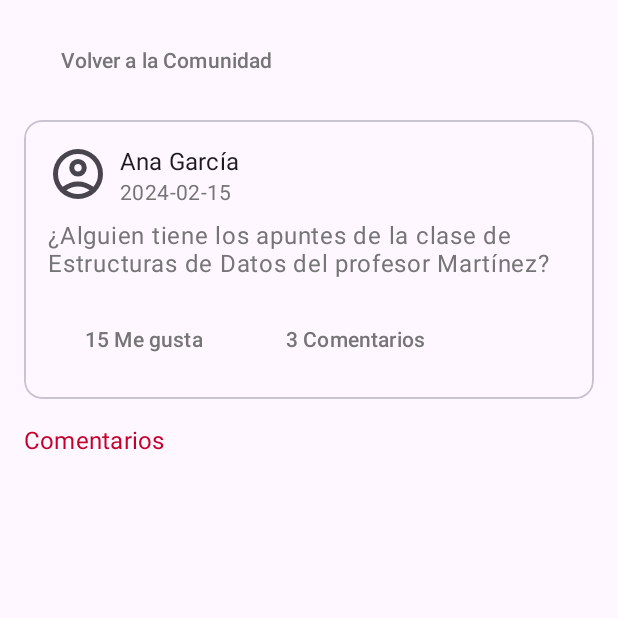
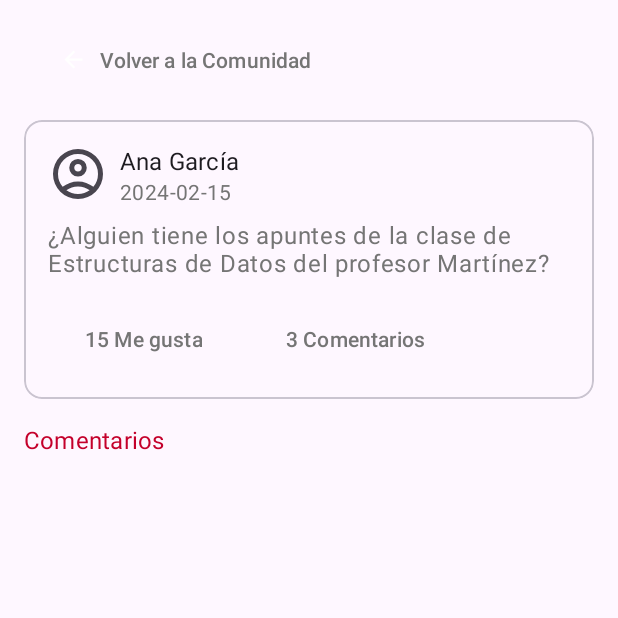
Before and after one commit to JoelLeonUNS/trabajos-uns, an Android app: the fragment PostDetailFragment placed in its activity, on a phone screen of 412 x 824 dp, the top half of it. Run offline under Robolectric (Android 15) with nearby library versions, the phone set to English and light mode, and no system bars; 2 statements that could not run were skipped.

Commit message:
Comunidad + Detalles v2.1

```diff
--- a/M3DesignUNS/app/src/main/res/layout/fragment_post_detail.xml
+++ b/M3DesignUNS/app/src/main/res/layout/fragment_post_detail.xml
@@ -13,8 +13,8 @@
         android:backgroundTint="@android:color/transparent"
         android:text="Volver a la Comunidad"
         android:textColor="@color/grey"
-        app:src="@drawable/arrow_back_24px"
-        android:drawablePadding="8dp" />
+        app:icon="@drawable/arrow_back_24px"
+        android:drawablePadding="18dp" />
 
     <!-- Detalles de la publicación -->
     <com.google.android.material.card.MaterialCardView
```
